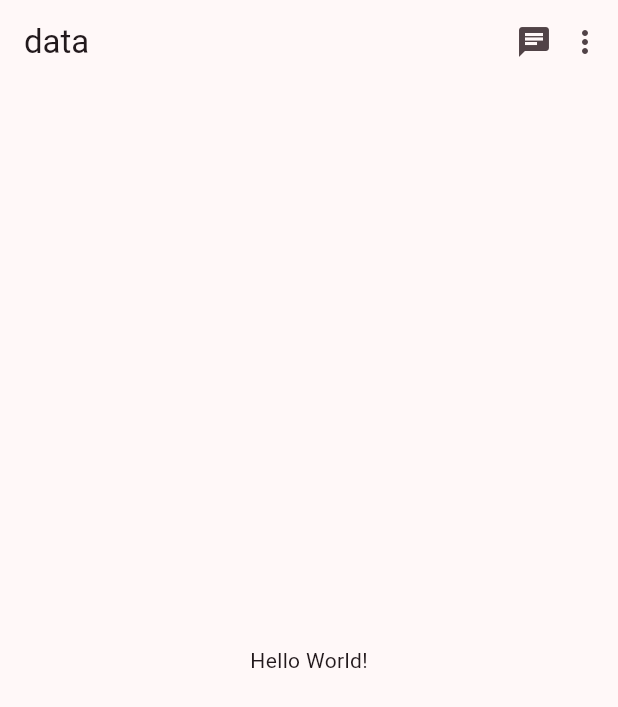
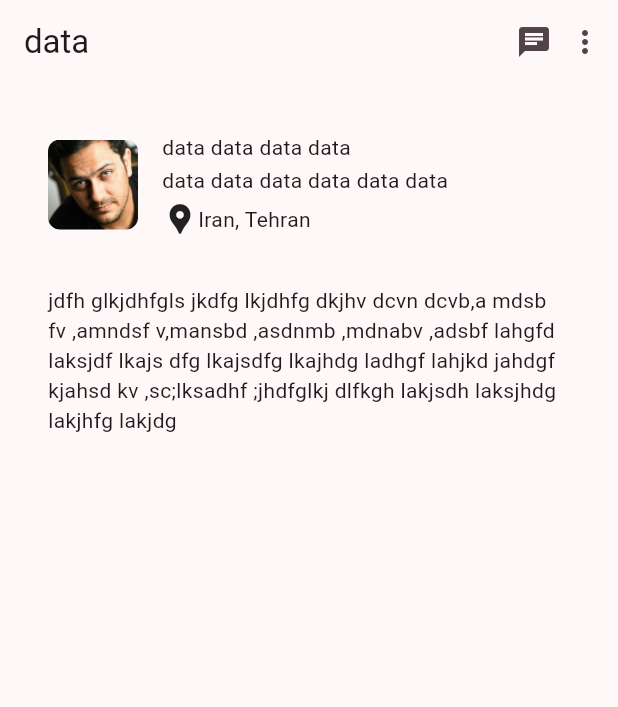
Before and after one commit to webneshin/flutter_learning_profile, a Flutter app: the screen it shows after launch, on a phone screen of 412 x 824 dp. Shown: the top 707 px of the screen. Run offline on Flutter 3.47's test engine with Material 2 defaults, Android fonts, the phone set to English and light mode, and no system bars.

Commit message:
create image row and paragraph

```diff
--- a/lib/main.dart
+++ b/lib/main.dart
@@ -34,9 +34,50 @@ class MyHomePage extends StatelessWidget {
             SizedBox(width: 10),
           ],
         ),
-      body: const Center(
-        child: Text("Hello World!"),
+        body: Column(
+          children: [
+            Padding(
+              padding: const EdgeInsets.all(32),
+              child: Row(
+                children: [
+                  ClipRRect(
+                    borderRadius: BorderRadius.circular(8),
+                    child: Image.asset(
+                      "assets/images/profile_image.jpg",
+                      width: 60,
+                      height: 60,
                     ),
-    );
+                  ),
+                  const SizedBox(
+                    width: 16,
+                  ),
+                  const Column(
+                    crossAxisAlignment: CrossAxisAlignment.start,
+                    children: [
+                      Text("data data data data "),
+                      SizedBox(
+                        height: 2,
+                      ),
+                      Text("data data data data data data "),
+                      SizedBox(
+                        height: 4,
+                      ),
+                      Row(
+                        children: [
+                          Icon(Icons.location_pin),
+                          Text("Iran, Tehran")
+                        ],
+                      )
+                    ],
+                  )
+                ],
+              ),
+            ),
+            Padding(
+              padding: const EdgeInsets.fromLTRB(32, 0, 16, 32),
+              child: Text("jdfh glkjdhfgls jkdfg lkjdhfg dkjhv dcvn dcvb,a mdsb fv ,amndsf v,mansbd ,asdnmb ,mdnabv ,adsbf lahgfd laksjdf lkajs dfg lkajsdfg lkajhdg ladhgf lahjkd jahdgf kjahsd kv ,sc;lksadhf ;jhdfglkj dlfkgh lakjsdh laksjhdg lakjhfg lakjdg "),
+            )
+          ],
+        ));
   }
 }
--- a/pubspec.yaml
+++ b/pubspec.yaml
@@ -17,3 +17,5 @@ dev_dependencies:
 
 flutter:
   uses-material-design: true
+  assets:
+    - assets/images/
```
Also changed, not shown: assets/images/profile_image.jpg (added). Lines whose indentation alone changed are shown as unchanged.
